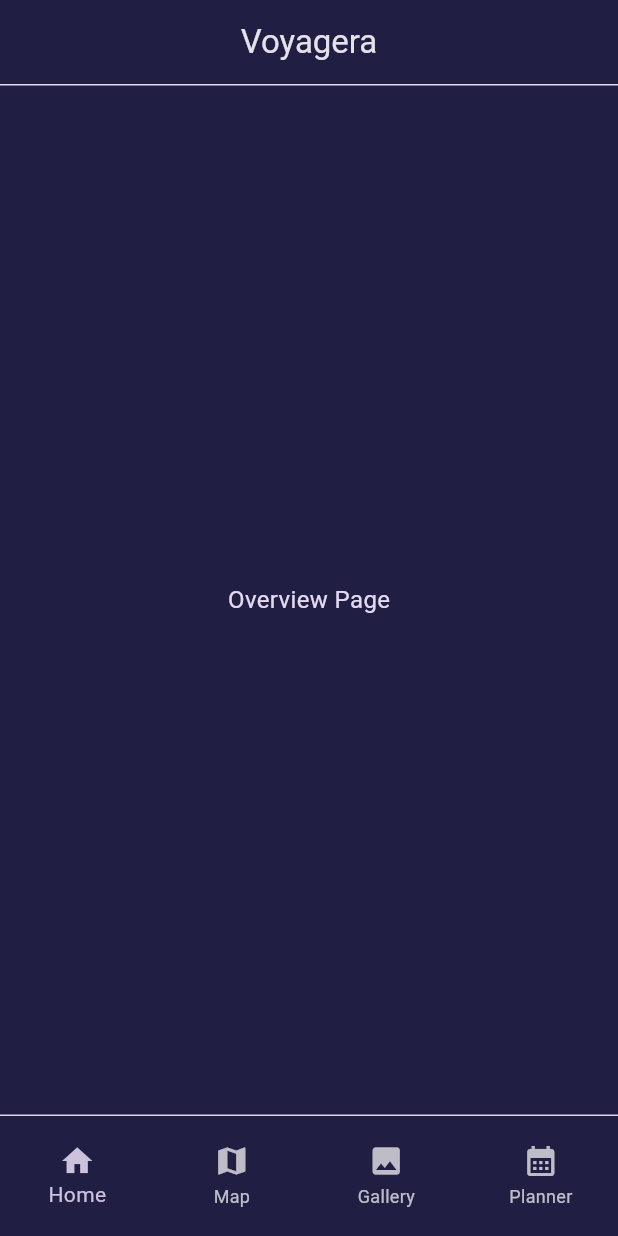
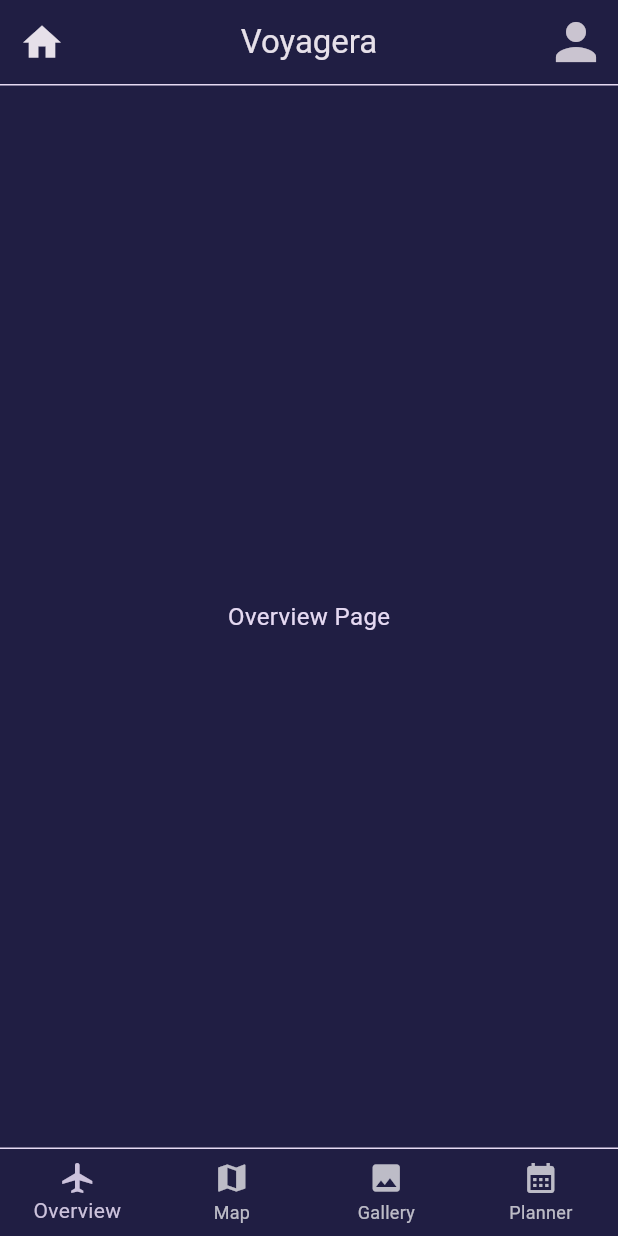
Before and after one commit to voyagera-ch/application, a Flutter app: the screen it shows after launch, on a phone screen of 412 x 824 dp. Run offline on Flutter 3.47's test engine with Material 3 defaults, Android fonts, the phone set to English and light mode, and no system bars.

Commit message:
Feat/home (#4)
* chore: add icon

* chore: add home and profile buttons

---------

Co-authored-by: fankhauserli <linus.fankhauser@icloud.com>

```diff
--- a/lib/main.dart
+++ b/lib/main.dart
@@ -1,4 +1,4 @@
-import 'package:application/screens/home.dart';
+import 'package:application/screens/travel/travel.dart';
 import 'package:application/styles/theme.dart';
 import 'package:flutter/material.dart';
 
--- a/lib/screens/home.dart
+++ b/lib/screens/home.dart
@@ -1,9 +1,3 @@
-import 'package:application/screens/gallery.dart';
-import 'package:application/screens/map.dart';
-import 'package:application/screens/overview.dart';
-import 'package:application/screens/planning.dart';
-import 'package:application/styles/theme.dart';
-import 'package:flutter/material.dart';
 
 class MainPage extends StatefulWidget {
   const MainPage({super.key});
--- /dev/null
+++ b/lib/screens/travel/travel.dart
@@ -0,0 +1,109 @@
+import 'package:application/screens/travel/gallery.dart';
+import 'package:application/screens/travel/map.dart';
+import 'package:application/screens/travel/overview.dart';
+import 'package:application/screens/travel/planning.dart';
+import 'package:application/styles/theme.dart';
+import 'package:flutter/material.dart';
+
+class MainPage extends StatefulWidget {
+  const MainPage({super.key});
+
+  @override
+  State<MainPage> createState() => _MainPageState();
+}
+
+class _MainPageState extends State<MainPage> {
+  int _currentIndex = 0;
+
+  final List<Widget> _pages = [
+    const OverviewPage(),
+    const MapPage(),
+    const GalleryPage(),
+    const PlanningPage(),
+  ];
+
+  @override
+  Widget build(BuildContext context) {
+    return Container(
+      color: darkPurple,
+      child: SafeArea(
+        child: Scaffold(
+          appBar: AppBar(
+            backgroundColor: darkPurple,
+            leading: SizedBox(
+              width: 40,
+              child: IconButton(
+                onPressed: (() {}),
+                icon: Icon(
+                  Icons.home,
+                ),
+                iconSize: 30,
+              ),
+            ),
+            title: Text("Voyagera"),
+            centerTitle: true,
+            actions: [
+              SizedBox(
+                child: IconButton(
+                  icon: Icon(
+                    Icons.person,
+                  ),
+                  //label: "",
+                  iconSize: 40,
+                  onPressed: () {},
+                ),
+              ),
+            ],
+            bottom: PreferredSize(
+              preferredSize: Size.fromHeight(1.0),
+              child: Container(
+                color: lightPink, // Line color
+                height: 1.0, // Thickness of the line
+              ),
+            ),
+          ),
+          body: _pages[_currentIndex],
+          bottomNavigationBar: Column(
+            mainAxisSize:
+                MainAxisSize.min, // Ensures the column takes minimal space
+            children: [
+              Container(
+                color: lightPink, // Line color
+                height: 1.0, // Thickness of the line
+              ),
+              BottomNavigationBar(
+                elevation: 0,
+                useLegacyColorScheme: false,
+                type: BottomNavigationBarType.fixed,
+                currentIndex: _currentIndex,
+                onTap: (index) {
+                  setState(() {
+                    _currentIndex = index;
+                  });
+                },
+                items: const [
+                  BottomNavigationBarItem(
+                    icon: Icon(Icons.airplanemode_active),
+                    label: 'Overview',
+                  ),
+                  BottomNavigationBarItem(
+                    icon: Icon(Icons.map),
+                    label: 'Map',
+                  ),
+                  BottomNavigationBarItem(
+                    icon: Icon(Icons.image),
+                    label: 'Gallery',
+                  ),
+                  BottomNavigationBarItem(
+                    icon: Icon(Icons.calendar_month),
+                    label: 'Planner',
+                  ),
+                ],
+              ),
+            ],
+          ),
+        ),
+      ),
+    );
+  }
+}
```
Also changed, not shown: lib/screens/travel/gallery.dart (renamed from lib/screens/gallery.dart), lib/screens/travel/image.dart (renamed from lib/screens/image.dart), lib/screens/travel/map.dart (renamed from lib/screens/map.dart), lib/screens/travel/overview.dart (renamed from lib/screens/overview.dart), lib/screens/travel/planning.dart (renamed from lib/screens/planning.dart).
